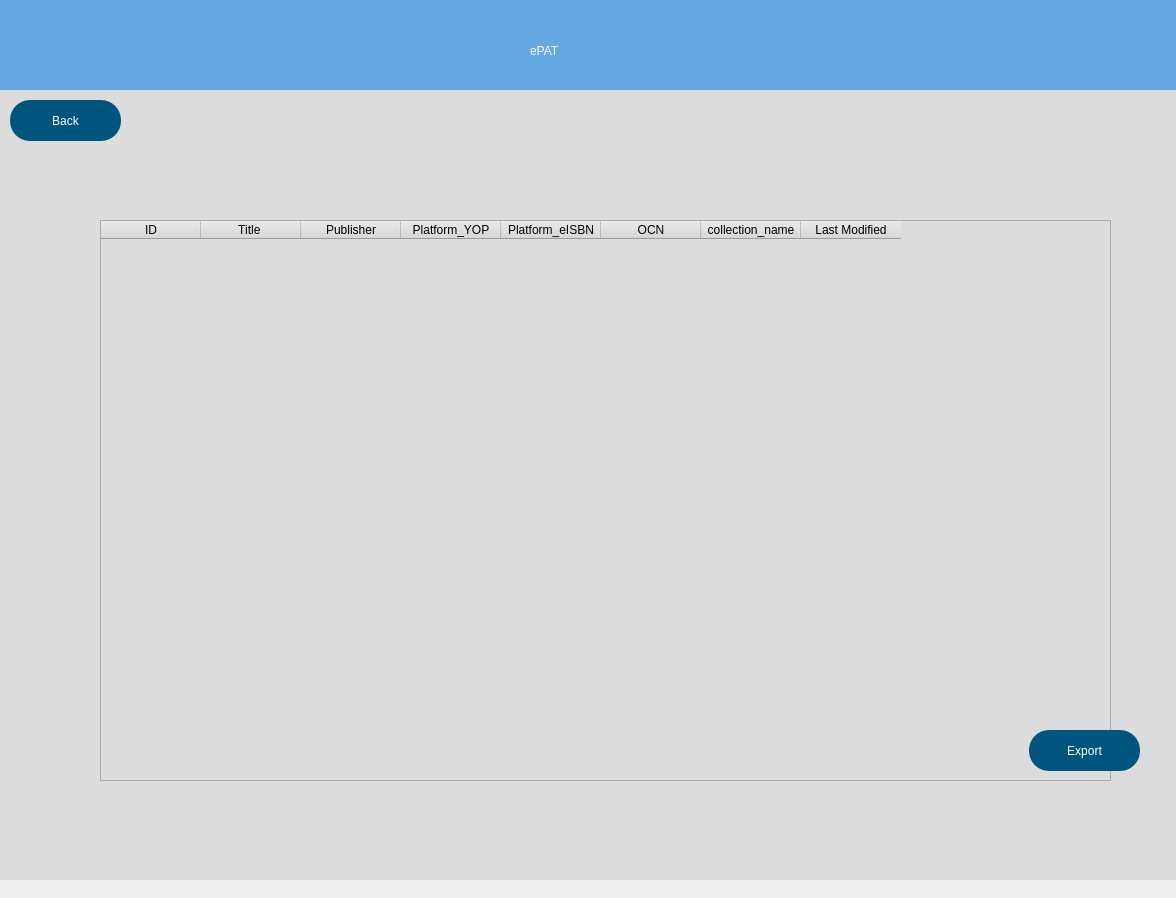
Before: the Qt Designer form src/user_interface/searchDisplay.ui in eppenney/eBook-Perpetual-Access-Rights-Tracker, drawn with Qt 5.
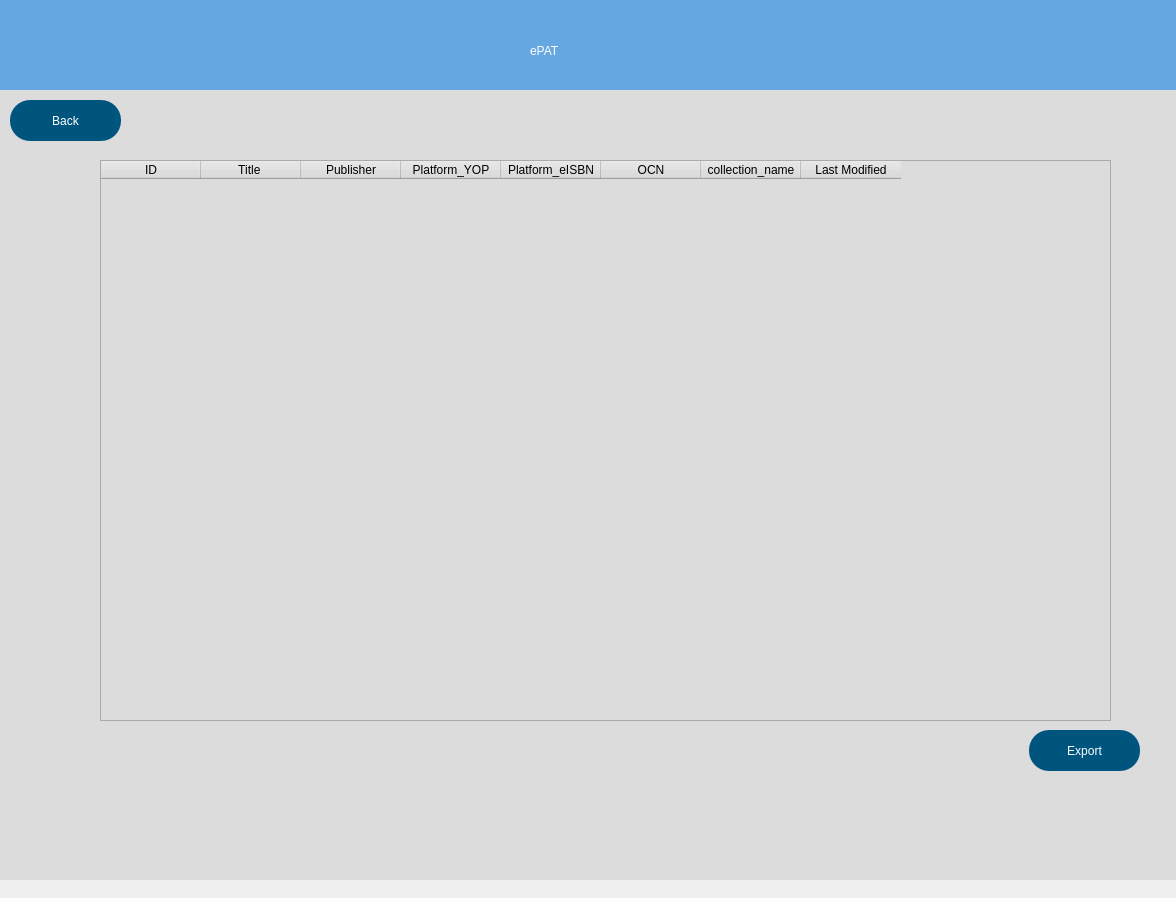
After: the same form once the commit is applied.

Commit message: Fixed Search Screen positioning

```diff
--- a/src/user_interface/searchDisplay.ui
+++ b/src/user_interface/searchDisplay.ui
@@ -79,7 +79,7 @@
     <property name="geometry">
      <rect>
       <x>120</x>
-      <y>240</y>
+      <y>180</y>
       <width>1011</width>
       <height>561</height>
      </rect>
```
The commit also changes 3 other files.
